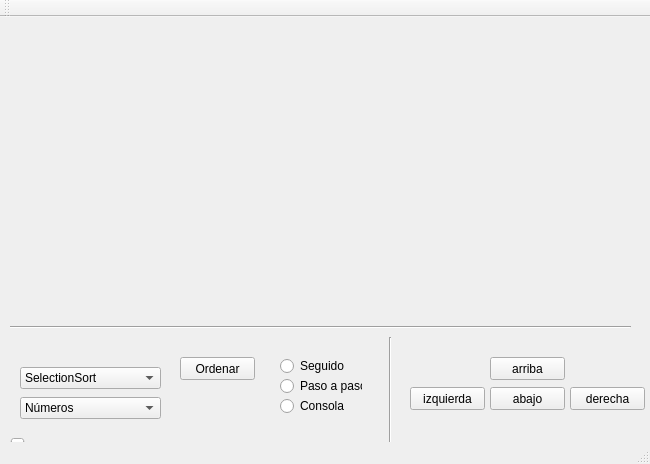
The window that mainwindow.ui (KendallTencio/PR1C-Ordenamientos) describes before a commit, drawn with Qt 5.
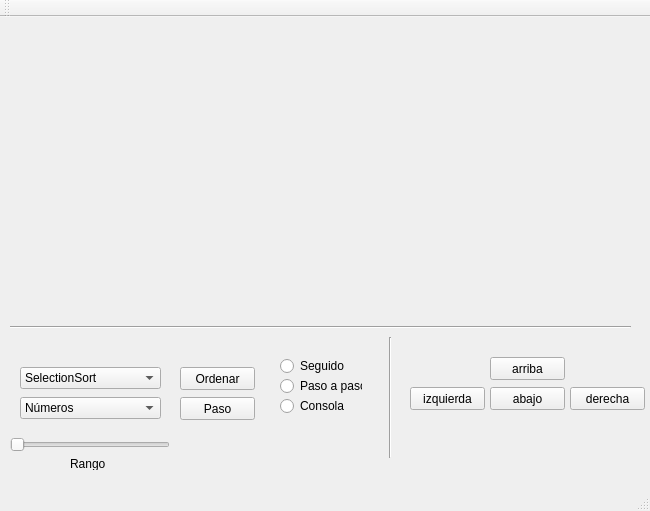
The same window after the commit. Icons and pictures are not drawn.

The edit to the form file:
```diff
--- a/mainwindow.ui
+++ b/mainwindow.ui
@@ -7,7 +7,7 @@
     <x>0</x>
     <y>0</y>
     <width>650</width>
-    <height>464</height>
+    <height>511</height>
    </rect>
   </property>
   <property name="windowTitle">
@@ -108,7 +108,7 @@
     <property name="geometry">
      <rect>
       <x>180</x>
-      <y>340</y>
+      <y>350</y>
       <width>75</width>
       <height>23</height>
      </rect>
@@ -290,6 +290,19 @@
      <string>Rango</string>
     </property>
    </widget>
+   <widget class="QPushButton" name="pushButton_2">
+    <property name="geometry">
+     <rect>
+      <x>180</x>
+      <y>380</y>
+      <width>75</width>
+      <height>23</height>
+     </rect>
+    </property>
+    <property name="text">
+     <string>Paso</string>
+    </property>
+   </widget>
   </widget>
   <widget class="QMenuBar" name="menuBar">
    <property name="geometry">
```
